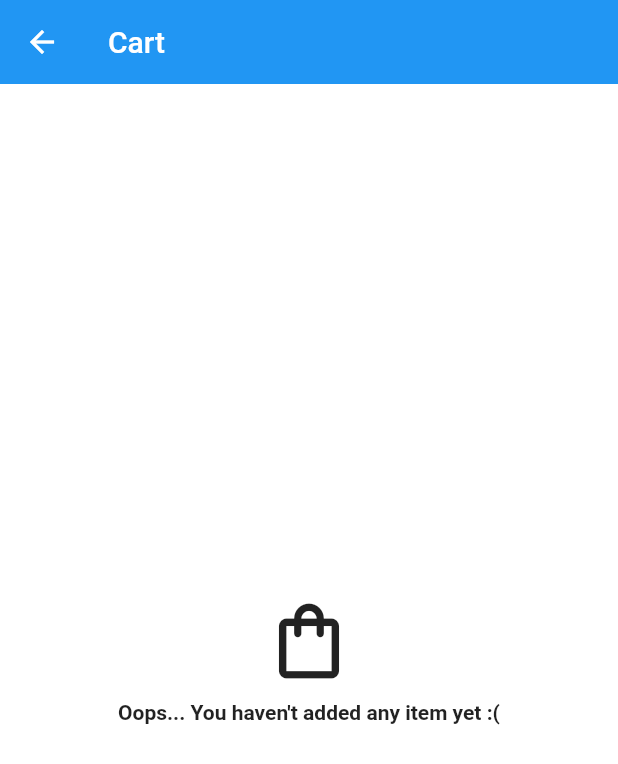
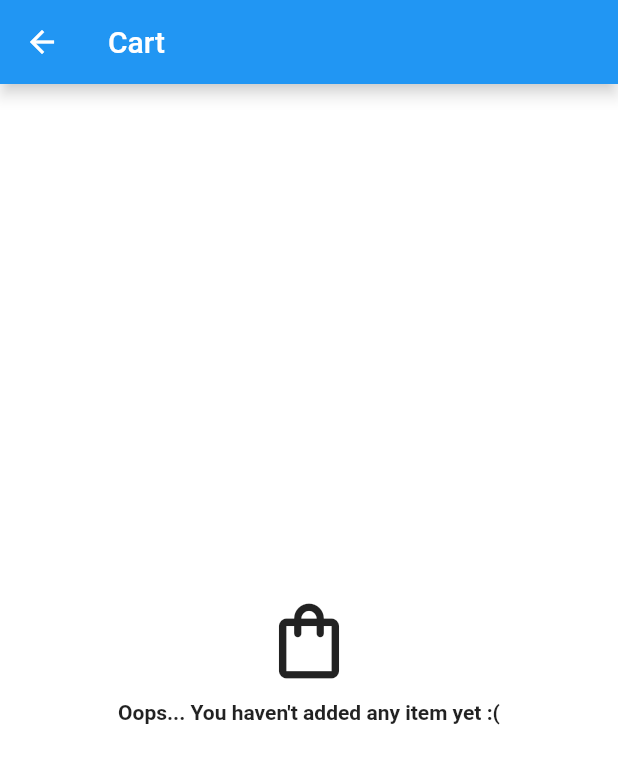
Before and after one commit to iandis/f-commerce, a Flutter app: the screen it shows after launch, after a tap on an icon or button, on a phone screen of 412 x 824 dp. Shown: the top 764 px of the screen. Run offline on Flutter 3.47's test engine with Material 2 defaults, Android fonts, the phone set to English and light mode, and no system bars; our stand-ins replace bloc, cached_network_image, equatable, flutter_bloc, geocoding, get_it and 5 more; accounts and stored records are empty; network calls fail.

Commit message:
modified CartItemsScreen
- removed usage of AppTheme

```diff
--- a/lib/views/cart_items/screen/_cart_items_screen.dart
+++ b/lib/views/cart_items/screen/_cart_items_screen.dart
@@ -3,7 +3,6 @@ import 'package:flutter_bloc/flutter_bloc.dart';
 import 'package:get_it/get_it.dart';
 
 import '/core/constants/app_routes.dart';
-import '/core/constants/app_theme.dart';
 import '/core/helpers/formatters.dart';
 import '/core/models/cart/cart_item.dart';
 import '/core/models/cart/checkout_items.dart';
@@ -42,10 +41,8 @@ class _CartItemsScreenState extends _CartItemsProps with _CartItemsWidgets {
       appBar: AppBar(
         title: const Text('Cart'),
         automaticallyImplyLeading: widget.withBackButton,
-        brightness: Brightness.dark,
         shape: widget.appBarShapeBorder,
         centerTitle: widget.centerTitle,
-        elevation: 0,
       ),
       backgroundColor: widget.scaffoldBackgroundColor,
       body: BlocConsumer<CartItemsCubit, CartItemsState>(
@@ -55,7 +52,6 @@ class _CartItemsScreenState extends _CartItemsProps with _CartItemsWidgets {
             GetIt.I<BaseScreenMessenger>().showSnackBar(
               context: context,
               message: state.errorMessage,
-              backgroundColor: AppTheme.primaryColor,
             );
           }
         },
--- a/lib/views/cart_items/screen/cart_items_widgets.dart
+++ b/lib/views/cart_items/screen/cart_items_widgets.dart
@@ -47,14 +47,12 @@ mixin _CartItemsWidgets on _CartItemsProps {
         children: const [
           Icon(
             Icons.shopping_bag_outlined,
-            color: AppTheme.accentColor,
             size: 60,
           ),
           SizedBox(height: 10),
           Text(
             "Oops... You haven't added any item yet :(",
             style: TextStyle(
-              color: AppTheme.primaryColor,
               fontWeight: FontWeight.bold,
             ),
           ),
```
